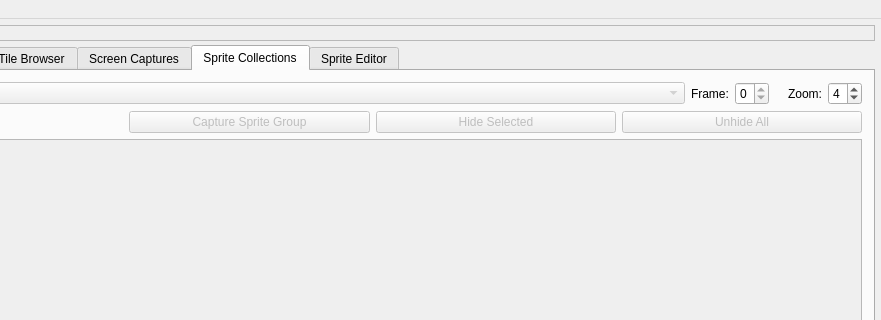
Before: the Qt Designer form sprite-editor/MainWindow.ui in mwales-ai/genesis-hacking, drawn with Qt 5; both pictures show x 143 to 1024 and y 0 to 320 of the 1024 by 768 pixel window.
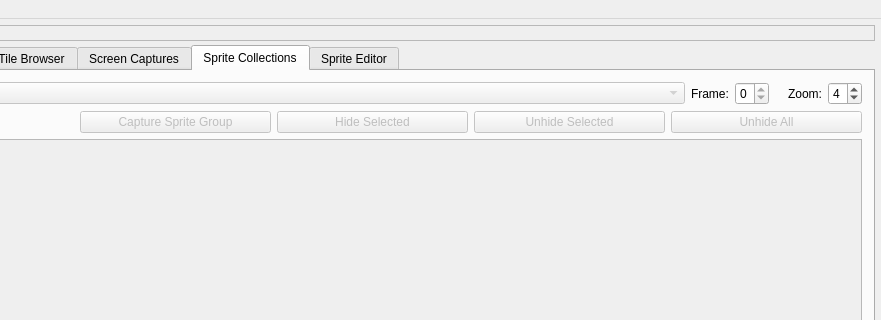
After: the same form once the commit is applied. The open tabs and pages were chosen to show the change. Custom widgets are drawn as their Qt base class.

Commit message:
Add Unhide Selected button for targeted sprite unhiding
- New "Unhide Selected" button on the Sprite Collections tab, placed
  between "Hide Selected" and "Unhide All"
- Only enabled when selected sprites include hidden ones
- Unhides only the specifically selected hidden sprites, leaving
  other hidden sprites untouched
- Status bar shows count of unhidden and remaining hidden sprites
- Button properly disabled on collection/frame changes

What changed in the file:
```diff
--- a/sprite-editor/MainWindow.ui
+++ b/sprite-editor/MainWindow.ui
@@ -675,6 +675,19 @@
             </property>
            </widget>
           </item>
+          <item>
+           <widget class="QPushButton" name="theUnhideSelectedButton">
+            <property name="text">
+             <string>Unhide Selected</string>
+            </property>
+            <property name="enabled">
+             <bool>false</bool>
+            </property>
+            <property name="toolTip">
+             <string>Unhide only the selected hidden sprites</string>
+            </property>
+           </widget>
+          </item>
           <item>
            <widget class="QPushButton" name="theUnhideSpritesButton">
             <property name="text">
```
The commit also changes 2 other files.
